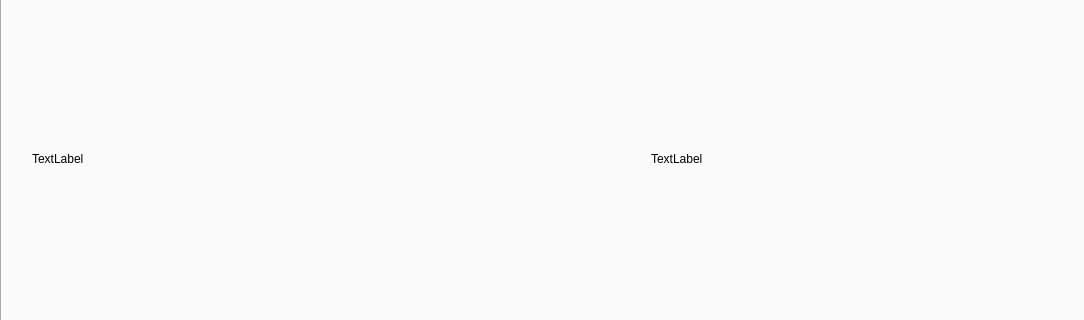
First picture: the form in image_processing_app.ui, repository soyoung125/MultimediaProcessingTool, before the edit; both pictures show x 0 to 1084 and y 297 to 617 of the 1222 by 803 pixel window.
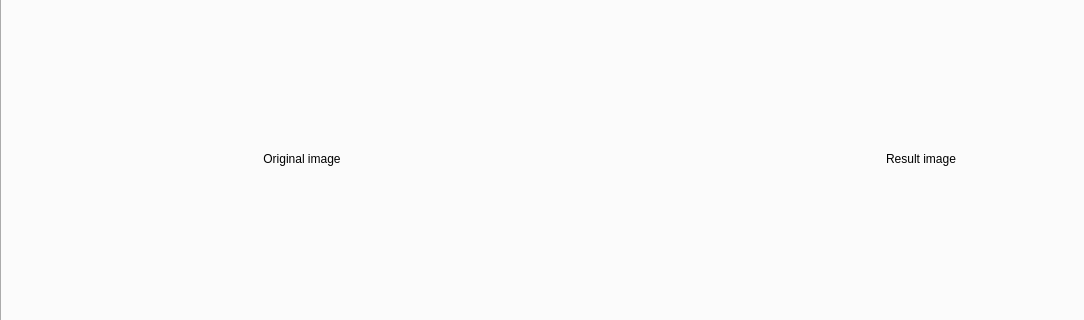
Second picture: the form after the edit. The open tabs and pages were chosen to show the change.

Commit message: 디자인 재수정

Patch:
```diff
--- a/image_processing_app.ui
+++ b/image_processing_app.ui
@@ -168,7 +168,10 @@
        </rect>
       </property>
       <property name="text">
-       <string>TextLabel</string>
+       <string>Original image</string>
+      </property>
+      <property name="alignment">
+       <set>Qt::AlignCenter</set>
       </property>
      </widget>
      <widget class="QLabel" name="lblImage2_F">
@@ -181,7 +184,10 @@
        </rect>
       </property>
       <property name="text">
-       <string>TextLabel</string>
+       <string>Result image</string>
+      </property>
+      <property name="alignment">
+       <set>Qt::AlignCenter</set>
       </property>
      </widget>
      <widget class="QLabel" name="label">
```
Left out of the diff: 52 changed lines with no effect on the pictures. The commit also changes 1 other file.
